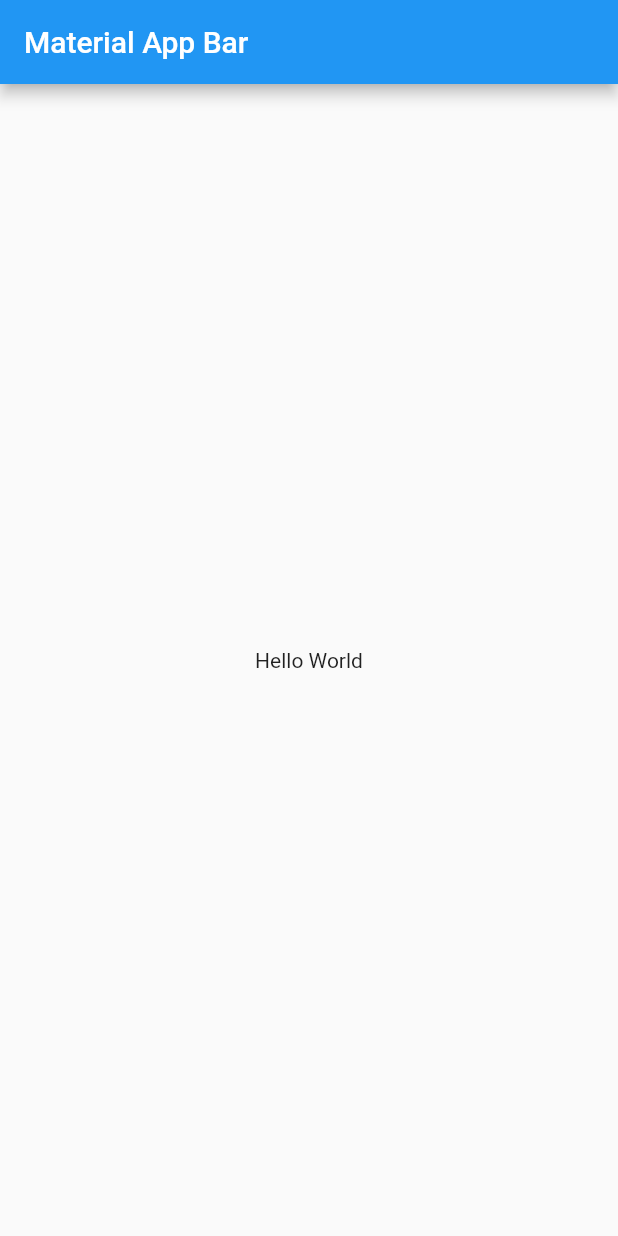
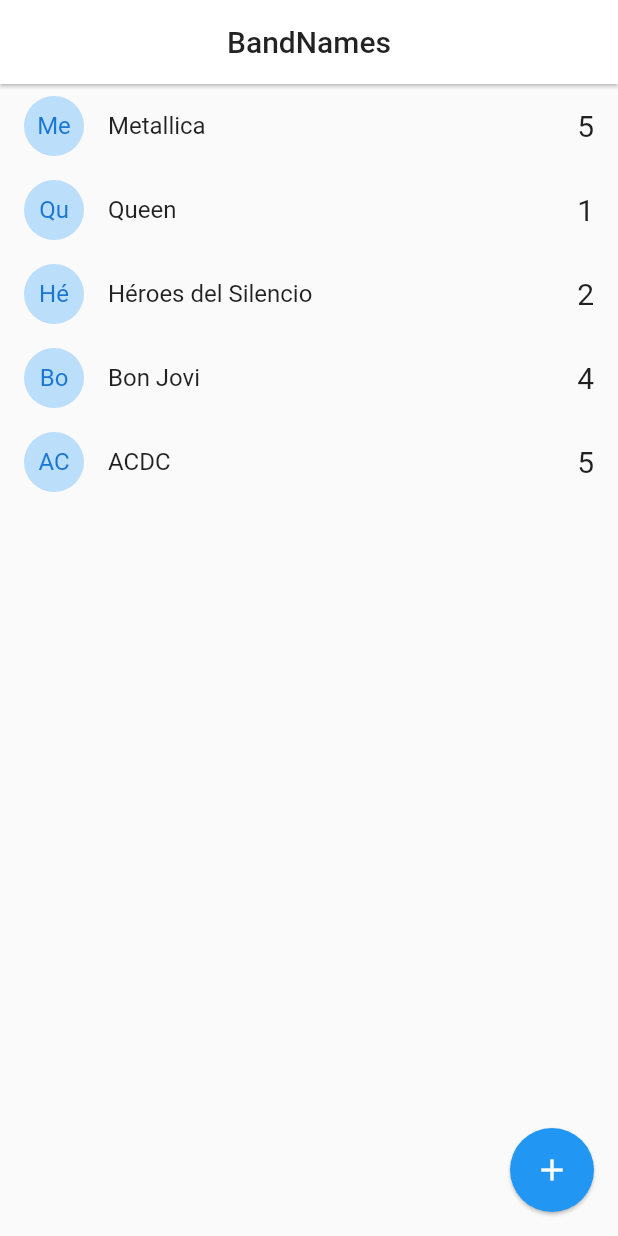
Before and after one commit to Papeel/flutter-bandnames-socket, a Flutter app: the screen it shows after launch, on a phone screen of 412 x 824 dp. Run offline on Flutter 3.47's test engine with Material 2 defaults, Android fonts, the phone set to English and light mode, and no system bars.

Commit message:
Fin sección 2

```diff
--- a/lib/main.dart
+++ b/lib/main.dart
@@ -1,4 +1,7 @@
 import 'package:flutter/material.dart';
+
+import 'package:band_names/pages/pages.dart';
+
 
 void main() => runApp(MyApp());
 
@@ -8,16 +11,10 @@ class MyApp extends StatelessWidget {
     return MaterialApp(
       debugShowCheckedModeBanner: false,
       title: 'Material App',
-      home: Scaffold(
-        appBar: AppBar(
-          title: Text('Material App Bar'),
-        ),
-        body: Center(
-          child: Container(
-            child: Text('Hello World'),
-          ),
-        ),
-      ),
+      initialRoute: 'home',
+      routes: {
+        'home': ( _ ) => HomePage()
+      },
     );
   }
 }
--- /dev/null
+++ b/lib/models/band_model.dart
@@ -0,0 +1,22 @@
+
+
+class Band {
+  String id;
+  String name;
+  int votes;
+
+  Band({
+    required this.id,
+    required this.name,
+    required this.votes
+  });
+
+  factory Band.fromMap(Map<String, dynamic> obj) =>
+    Band(
+      id: obj['id'],
+      name: obj['name'],
+      votes: obj['votes']
+    );
+
+
+}
--- /dev/null
+++ b/lib/models/models.dart
@@ -0,0 +1 @@
+export 'package:band_names/models/band_model.dart';
--- /dev/null
+++ b/lib/pages/home_page.dart
@@ -0,0 +1,139 @@
+import 'dart:io';
+
+import 'package:band_names/models/models.dart';
+import 'package:flutter/cupertino.dart';
+import 'package:flutter/material.dart';
+
+
+class HomePage extends StatefulWidget {
+
+  @override
+  State<HomePage> createState() => _HomePageState();
+}
+
+class _HomePageState extends State<HomePage> {
+
+  List<Band> bands = [
+    Band(id:'1',name: 'Metallica', votes: 5),
+    Band(id:'2',name: 'Queen', votes: 1),
+    Band(id:'3',name: 'Héroes del Silencio', votes: 2),
+    Band(id:'4',name: 'Bon Jovi', votes: 4),
+    Band(id:'5',name: 'ACDC', votes: 5),
+  ];
+
+  @override
+  Widget build(BuildContext context) {
+    return Scaffold(
+      appBar: AppBar(
+        title: Text('BandNames', style: TextStyle( color: Colors.black87),),
+        backgroundColor: Colors.white,
+        centerTitle: true,
+        elevation: 1,
+      ),
+      body: ListView.builder(
+        itemCount: bands.length,
+        itemBuilder: (BuildContext context, int index)  => _bandTile(bands[index]),
+      ),
+      floatingActionButton: FloatingActionButton(
+        child: Icon(Icons.add),
+        elevation: 1,
+        onPressed: addNewBand,
+      ),
+   );
+  }
+
+  Widget _bandTile(Band band) {
+    return Dismissible(
+      key: Key(band.id),
+      direction: DismissDirection.startToEnd,
+      onDismissed: ( direction ) {
+        print('direction: $direction');
+        print('id: ${band.id}');
+        //TODO: llamar borrado del server
+      },
+      background: Container(
+        padding: EdgeInsets.only(left: 8.0),
+        color: Colors.red,
+        child: Align(
+          alignment: Alignment.centerLeft,
+          child: Text('Delete band', style: TextStyle(color: Colors.white),),
+        ),
+      ),
+      child: ListTile(
+        leading: CircleAvatar(
+          child: Text( band.name.substring(0,2)),
+          backgroundColor: Colors.blue[100],
+        ),
+        title: Text(band.name),
+        trailing: Text('${band.votes}', style: TextStyle(fontSize: 20),),
+        onTap: () => print(band.name),
+      ),
+    );
+  }
+
+  addNewBand(){
+    final textControler =  TextEditingController();
+    if( Platform.isAndroid){
+      return showDialog(
+        context: context,
+        builder: ( context ) {
+          return AlertDialog(
+            title: Text('New ban name:'),
+            content:  TextField(
+              controller: textControler,
+            ),
+            actions: [
+              MaterialButton(
+                child: Text('Add'),
+                elevation: 5,
+                textColor: Colors.blue,
+                onPressed: () => addBandToList(textControler.text)
+              )
+            ],
+          );
+        },
+      );
+    }
+
+    return showCupertinoDialog(
+      context: context,
+      builder: ( context ) {
+        return CupertinoAlertDialog(
+          title: Text('New band name'),
+          content: CupertinoTextField(
+            controller: textControler,
+          ),
+          actions: [
+            CupertinoDialogAction(
+              isDefaultAction: true,
+              child: Text('Add'),
+              onPressed: () => addBandToList(textControler.text),
+            ),
+            CupertinoDialogAction(
+              isDestructiveAction: true,
+              child: Text('Dismiss'),
+              onPressed: () => Navigator.pop(context),
+            )
+          ],
+        );
+      }
+    );
+
+  }
+
+  void addBandToList( String name ){
+
+    if(!name.isEmpty){
+      this.bands.add(
+        Band(
+          id: DateTime.now().toString(),
+          name: name,
+          votes: 0
+        )
+      );
+      //setstate se hace de forma automática
+    }
+
+    Navigator.pop(context);
+  }
+}
--- /dev/null
+++ b/lib/pages/pages.dart
@@ -0,0 +1 @@
+export 'package:band_names/pages/home_page.dart';
```
